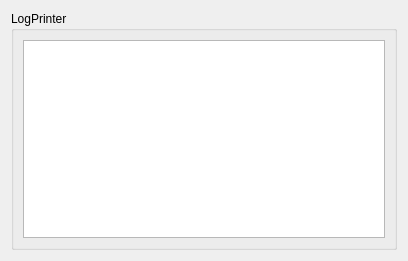
This is Gui/Control/LogControl.ui in taynpg/FileTransfer as Qt 5 draws it before an edit. The edited form follows.
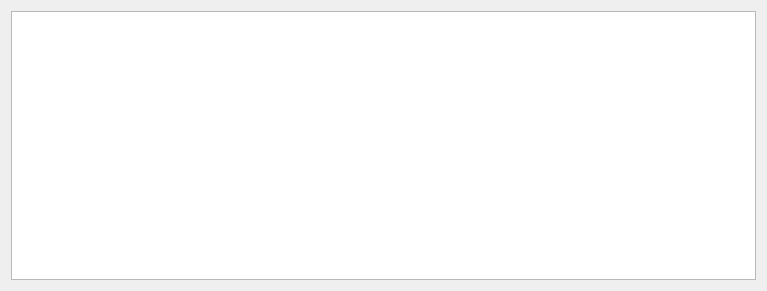
This is the edited form.

Commit message: theme：golbal theme.

What changed in the file:
```diff
--- a/Gui/Control/LogControl.ui
+++ b/Gui/Control/LogControl.ui
@@ -6,25 +6,16 @@
    <rect>
     <x>0</x>
     <y>0</y>
-    <width>408</width>
-    <height>261</height>
+    <width>767</width>
+    <height>291</height>
    </rect>
   </property>
   <property name="windowTitle">
    <string>Form</string>
   </property>
-  <layout class="QVBoxLayout" name="verticalLayout_2">
+  <layout class="QHBoxLayout" name="horizontalLayout">
    <item>
-    <widget class="QGroupBox" name="groupBox">
-     <property name="title">
-      <string>LogPrinter</string>
-     </property>
-     <layout class="QVBoxLayout" name="verticalLayout">
-      <item>
-       <widget class="QListView" name="listView"/>
-      </item>
-     </layout>
-    </widget>
+    <widget class="QListView" name="listView"/>
    </item>
   </layout>
  </widget>
```
The commit also changes 2 other files.
